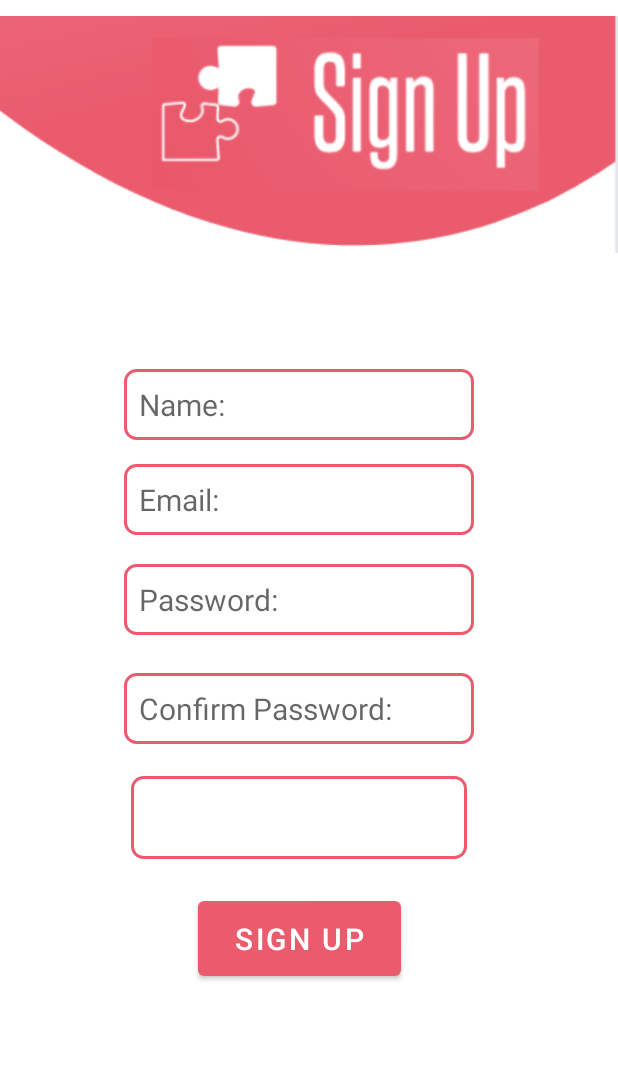
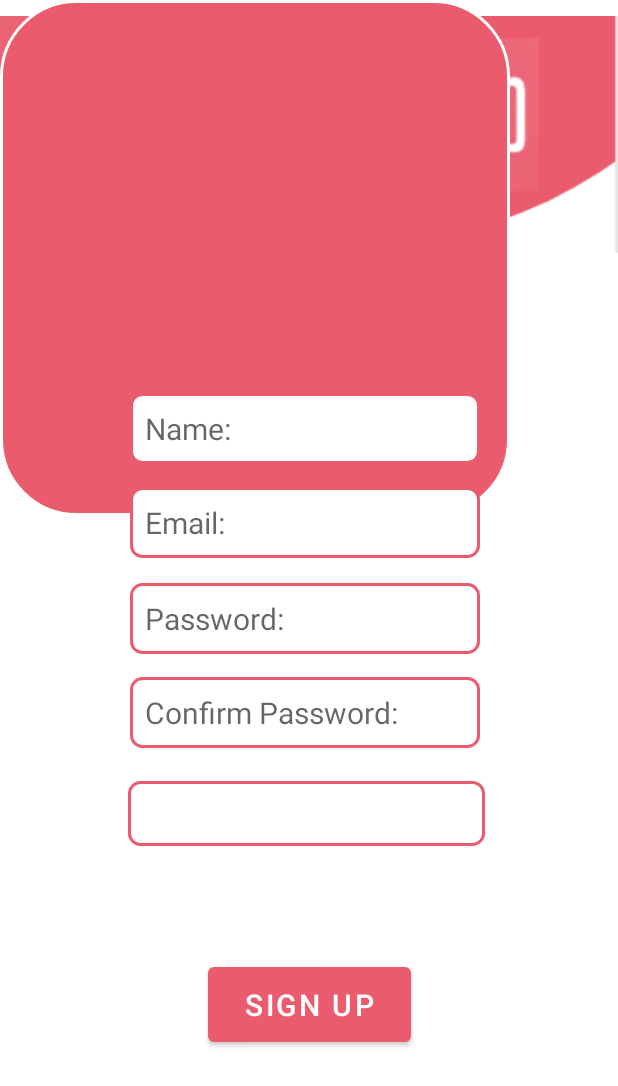
Before and after one commit to Pranav-Pra/GamificationCougarHacks, an Android app: the layout sign_up.xml on its own in the app's theme, with its tools: preview values and no code run, on a phone screen of 412 x 824 dp. Shown: the top 1086 px of the screen. Run offline under Robolectric (Android 15) with nearby library versions, the phone set to English and light mode, and no system bars.

```diff
--- /dev/null
+++ b/app/src/main/res/drawable/border2.xml
@@ -0,0 +1,7 @@
+<?xml version="1.0" encoding="utf-8"?>
+<shape xmlns:android="http://schemas.android.com/apk/res/android" android:shape="rectangle" >
+        <solid android:color="#EA5B6E" />
+        <stroke android:width="2dip" android:color="#FFFFFF"/>
+        <padding android:bottom="10dp" android:left="10dp" android:right="10dp" android:top="10dp"/>
+        <corners android:radius="50dp"/>
+</shape>
--- a/app/src/main/res/layout/activity_add_task.xml
+++ b/app/src/main/res/layout/activity_add_task.xml
@@ -41,4 +41,5 @@
         app:layout_constraintTop_toTopOf="parent"
         app:layout_constraintVertical_bias="0.936"
         app:srcCompat="@drawable/task" />
+
 </androidx.constraintlayout.widget.ConstraintLayout>
--- a/app/src/main/res/layout/sign_up.xml
+++ b/app/src/main/res/layout/sign_up.xml
@@ -4,96 +4,6 @@
     xmlns:tools="http://schemas.android.com/tools"
     android:layout_width="match_parent"
     android:layout_height="match_parent">
-
-    <EditText
-        android:id="@+id/nameET"
-        android:layout_width="wrap_content"
-        android:layout_height="wrap_content"
-        android:ems="10"
-        android:hint="Name:"
-        android:inputType="textPersonName"
-        android:textSize="20sp"
-        android:background="@drawable/border"
-        app:layout_constraintBottom_toBottomOf="parent"
-        app:layout_constraintEnd_toEndOf="parent"
-        app:layout_constraintHorizontal_bias="0.462"
-        app:layout_constraintStart_toStartOf="parent"
-        app:layout_constraintTop_toTopOf="parent"
-        app:layout_constraintVertical_bias="0.317" />
-
-    <EditText
-        android:id="@+id/emailSignUpET"
-        android:layout_width="wrap_content"
-        android:layout_height="wrap_content"
-        android:ems="10"
-        android:hint="Email:"
-        android:inputType="textPersonName"
-        android:textSize="20sp"
-        android:background="@drawable/border"
-        app:layout_constraintBottom_toBottomOf="parent"
-        app:layout_constraintEnd_toEndOf="parent"
-        app:layout_constraintHorizontal_bias="0.462"
-        app:layout_constraintStart_toStartOf="parent"
-        app:layout_constraintTop_toTopOf="parent"
-        app:layout_constraintVertical_bias="0.398" />
-
-    <EditText
-        android:id="@+id/confPassSignUpET"
-        android:layout_width="wrap_content"
-        android:layout_height="wrap_content"
-        android:ems="10"
-        android:hint="Confirm Password:"
-        android:inputType="textPassword"
-        android:textSize="20sp"
-        android:background="@drawable/border"
-        app:layout_constraintBottom_toBottomOf="parent"
-        app:layout_constraintEnd_toEndOf="parent"
-        app:layout_constraintHorizontal_bias="0.462"
-        app:layout_constraintStart_toStartOf="parent"
-        app:layout_constraintTop_toTopOf="parent"
-        app:layout_constraintVertical_bias="0.578" />
-
-    <Spinner
-        android:id="@+id/signUpSpinner"
-        android:layout_width="224dp"
-        android:layout_height="55dp"
-        android:background="@drawable/border"
-        app:layout_constraintBottom_toBottomOf="parent"
-        app:layout_constraintEnd_toEndOf="parent"
-        app:layout_constraintHorizontal_bias="0.465"
-        app:layout_constraintStart_toStartOf="parent"
-        app:layout_constraintTop_toTopOf="parent"
-        app:layout_constraintVertical_bias="0.673" />
-
-    <Button
-        android:id="@+id/signUpBtn"
-        android:layout_width="135dp"
-        android:layout_height="62dp"
-        android:onClick="signUp"
-        android:text="Sign Up"
-        android:textSize="20sp"
-        app:layout_constraintBottom_toBottomOf="parent"
-        app:layout_constraintEnd_toEndOf="parent"
-        app:layout_constraintHorizontal_bias="0.478"
-        app:layout_constraintStart_toStartOf="parent"
-        app:layout_constraintTop_toTopOf="parent"
-        app:layout_constraintVertical_bias="0.78" />
-
-    <EditText
-        android:id="@+id/passSignUpET"
-        android:layout_width="wrap_content"
-        android:layout_height="wrap_content"
-        android:ems="10"
-        android:hint="Password:"
-        android:inputType="textPassword"
-        android:textSize="20sp"
-        android:background="@drawable/border"
-        app:layout_constraintBottom_toBottomOf="parent"
-        app:layout_constraintEnd_toEndOf="parent"
-        app:layout_constraintHorizontal_bias="0.462"
-        app:layout_constraintStart_toStartOf="parent"
-        app:layout_constraintTop_toTopOf="parent"
-        app:layout_constraintVertical_bias="0.484" />
 
     <ImageView
         android:id="@+id/imageView2"
@@ -106,4 +16,102 @@
         app:layout_constraintTop_toTopOf="parent"
         app:layout_constraintVertical_bias="0.0"
         app:srcCompat="@drawable/signupwcircle" />
+
+    <ImageView
+        android:id="@+id/imageView7"
+        android:layout_width="340dp"
+        android:layout_height="344dp"
+        app:srcCompat="@drawable/border2"
+        tools:layout_editor_absoluteX="28dp"
+        tools:layout_editor_absoluteY="198dp" />
+
+    <EditText
+        android:id="@+id/passSignUpET"
+        android:layout_width="wrap_content"
+        android:layout_height="wrap_content"
+        android:background="@drawable/border"
+        android:ems="10"
+        android:hint="Password:"
+        android:inputType="textPassword"
+        android:textSize="20sp"
+        app:layout_constraintBottom_toBottomOf="parent"
+        app:layout_constraintEnd_toEndOf="parent"
+        app:layout_constraintHorizontal_bias="0.485"
+        app:layout_constraintStart_toStartOf="parent"
+        app:layout_constraintTop_toTopOf="parent" />
+
+    <EditText
+        android:id="@+id/emailSignUpET"
+        android:layout_width="wrap_content"
+        android:layout_height="wrap_content"
+        android:background="@drawable/border"
+        android:ems="10"
+        android:hint="Email:"
+        android:inputType="textPersonName"
+        android:textSize="20sp"
+        app:layout_constraintBottom_toBottomOf="parent"
+        app:layout_constraintEnd_toEndOf="parent"
+        app:layout_constraintHorizontal_bias="0.485"
+        app:layout_constraintStart_toStartOf="parent"
+        app:layout_constraintTop_toTopOf="parent"
+        app:layout_constraintVertical_bias="0.418" />
+
+    <EditText
+        android:id="@+id/confPassSignUpET"
+        android:layout_width="wrap_content"
+        android:layout_height="wrap_content"
+        android:background="@drawable/border"
+        android:ems="10"
+        android:hint="Confirm Password:"
+        android:inputType="textPassword"
+        android:textSize="20sp"
+        app:layout_constraintBottom_toBottomOf="parent"
+        app:layout_constraintEnd_toEndOf="parent"
+        app:layout_constraintHorizontal_bias="0.485"
+        app:layout_constraintStart_toStartOf="parent"
+        app:layout_constraintTop_toTopOf="parent"
+        app:layout_constraintVertical_bias="0.581" />
+
+    <Button
+        android:id="@+id/signUpBtn"
+        android:layout_width="135dp"
+        android:layout_height="62dp"
+        android:onClick="signUp"
+        android:text="Sign Up"
+        android:textSize="20sp"
+        app:layout_constraintBottom_toBottomOf="parent"
+        app:layout_constraintEnd_toEndOf="parent"
+        app:layout_constraintStart_toStartOf="parent"
+        app:layout_constraintTop_toTopOf="parent"
+        app:layout_constraintVertical_bias="0.838" />
+
+    <Spinner
+        android:id="@+id/signUpSpinner"
+        android:layout_width="238dp"
+        android:layout_height="43dp"
+        android:background="@drawable/border"
+        app:layout_constraintBottom_toBottomOf="parent"
+        app:layout_constraintEnd_toEndOf="parent"
+        app:layout_constraintHorizontal_bias="0.491"
+        app:layout_constraintStart_toStartOf="parent"
+        app:layout_constraintTop_toTopOf="parent"
+        app:layout_constraintVertical_bias="0.667" />
+
+    <EditText
+        android:id="@+id/nameET"
+        android:layout_width="wrap_content"
+        android:layout_height="wrap_content"
+        android:background="@drawable/border"
+        android:ems="10"
+        android:hint="Name:"
+        android:inputType="textPersonName"
+        android:textSize="20sp"
+        app:layout_constraintBottom_toBottomOf="parent"
+        app:layout_constraintEnd_toEndOf="parent"
+        app:layout_constraintHorizontal_bias="0.485"
+        app:layout_constraintStart_toStartOf="parent"
+        app:layout_constraintTop_toTopOf="parent"
+        app:layout_constraintVertical_bias="0.337" />
+
+
 </androidx.constraintlayout.widget.ConstraintLayout>
--- a/app/src/main/res/values/strings.xml
+++ b/app/src/main/res/values/strings.xml
@@ -1,5 +1,5 @@
 <resources>
-    <string name="app_name">Gamification</string>
+    <string name="app_name">GameTime</string>
     <string-array name="bossOrEmployee">
         <item>Boss</item>
         <item>Employee</item>
```
Also changed, not shown: app/src/main/java/com/example/gamification/HomeScreen.java (+11 -0 lines), app/src/main/res/layout/activity_home_screen.xml (+18 -2 lines), app/src/main/res/layout/sign_in.xml (+53 -45 lines).
